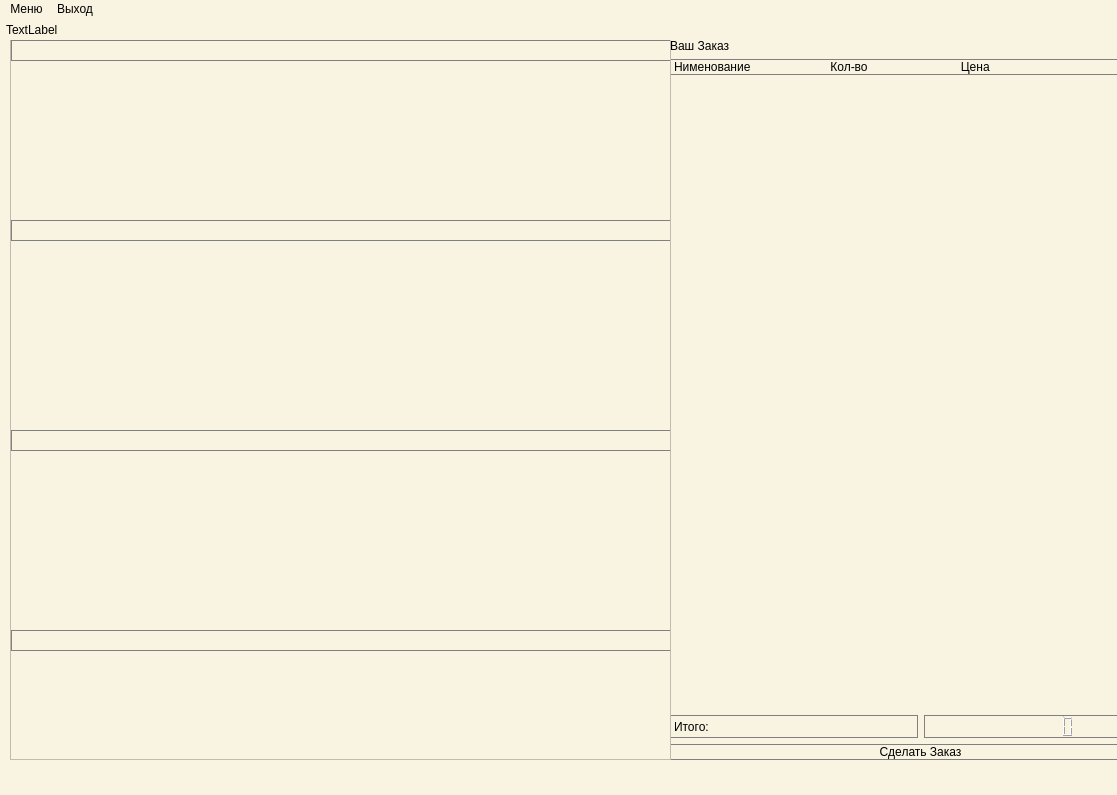
This is mainwindow.ui in lumpy6494/QtKursovoy as Qt 5 draws it before an edit. The edited form follows.
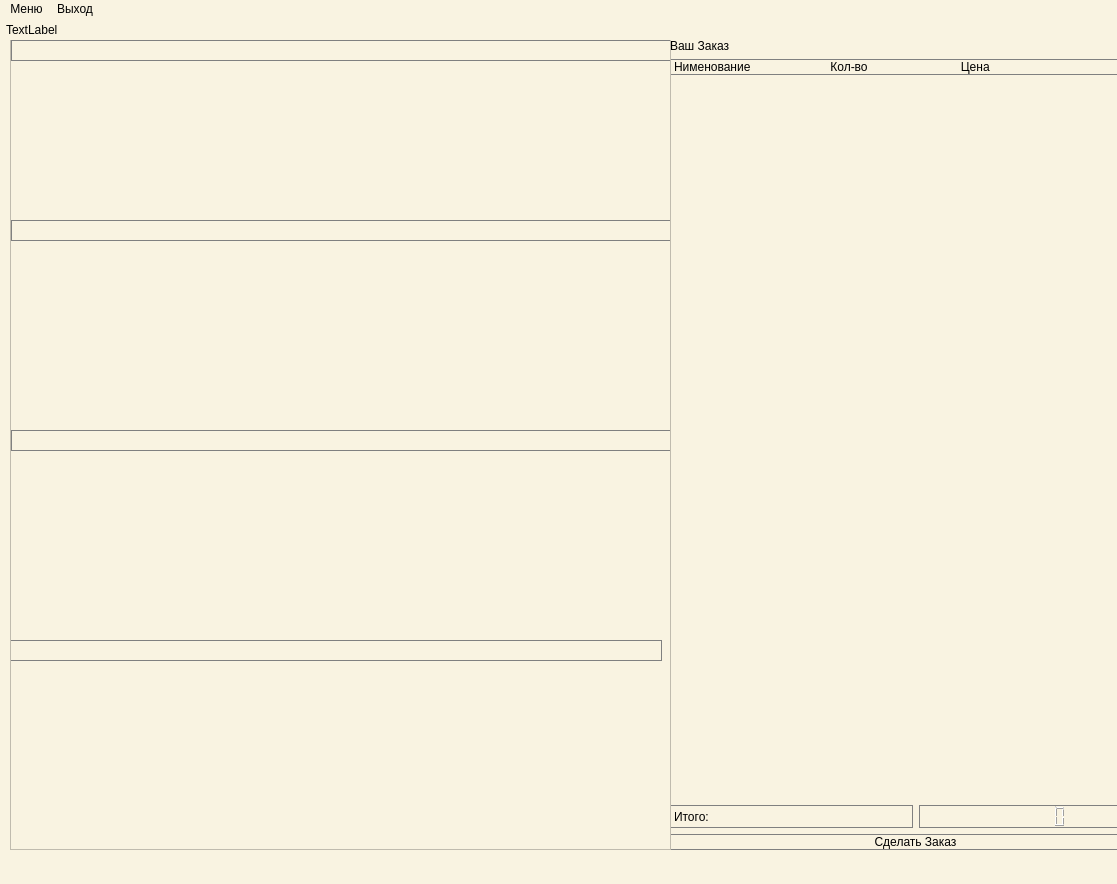
This is the edited form.

What changed in the file:
```diff
--- a/mainwindow.ui
+++ b/mainwindow.ui
@@ -7,19 +7,19 @@
     <x>0</x>
     <y>0</y>
     <width>1117</width>
-    <height>795</height>
+    <height>884</height>
    </rect>
   </property>
   <property name="minimumSize">
    <size>
     <width>1117</width>
-    <height>795</height>
+    <height>884</height>
    </size>
   </property>
   <property name="maximumSize">
    <size>
     <width>1117</width>
-    <height>795</height>
+    <height>884</height>
    </size>
   </property>
   <property name="windowTitle">
@@ -37,8 +37,8 @@
      <rect>
       <x>670</x>
       <y>20</y>
-      <width>501</width>
-      <height>721</height>
+      <width>491</width>
+      <height>811</height>
      </rect>
     </property>
     <property name="styleSheet">
@@ -124,7 +124,7 @@
       <x>10</x>
       <y>20</y>
       <width>661</width>
-      <height>721</height>
+      <height>811</height>
      </rect>
     </property>
     <layout class="QHBoxLayout" name="horizontalLayout">
@@ -142,7 +142,7 @@
           <x>0</x>
           <y>0</y>
           <width>657</width>
-          <height>717</height>
+          <height>807</height>
          </rect>
         </property>
         <property name="styleSheet">
@@ -238,7 +238,7 @@
            <x>10</x>
            <y>420</y>
            <width>641</width>
-           <height>171</height>
+           <height>181</height>
           </rect>
          </property>
          <layout class="QVBoxLayout" name="Layout_threedish">
@@ -250,8 +250,8 @@
         <widget class="QLabel" name="label_drinks">
          <property name="geometry">
           <rect>
-           <x>0</x>
-           <y>590</y>
+           <x>-10</x>
+           <y>600</y>
            <width>661</width>
            <height>21</height>
           </rect>
@@ -269,9 +269,9 @@
          <property name="geometry">
           <rect>
            <x>10</x>
-           <y>620</y>
-           <width>641</width>
-           <height>101</height>
+           <y>630</y>
+           <width>631</width>
+           <height>181</height>
           </rect>
          </property>
          <layout class="QVBoxLayout" name="Layout_drinks">
```
